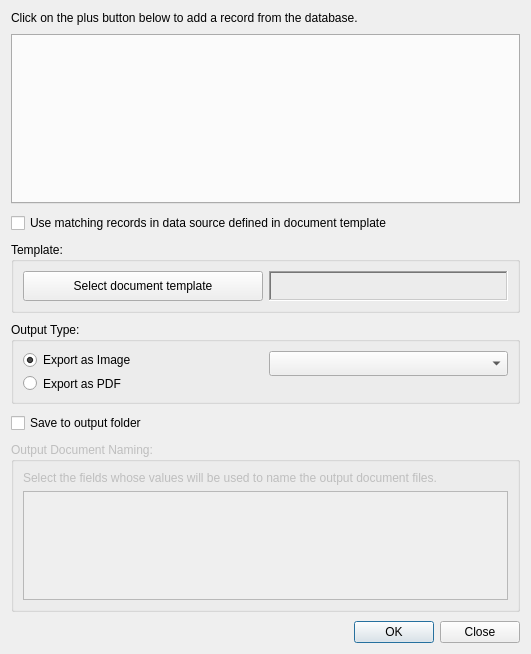
First picture: the form in ui/ui_doc_generator.ui, repository gltn/stdm, before the edit.
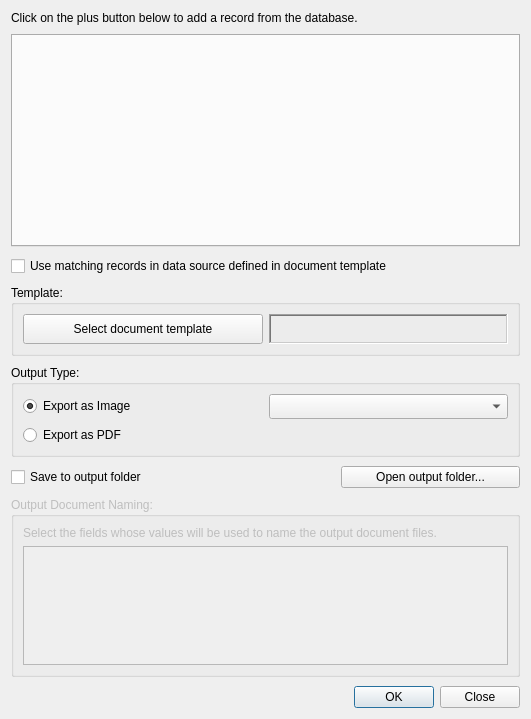
Second picture: the form after the edit. Icons and pictures are not drawn. Custom widgets are drawn as their Qt base class.

Commit message: Fixed issues related to attribute table (losing property settings after saving template, erratic minidump when you move attribute table without setting references table). Added an output folder browse button in the document generator

Diff of the .ui file:
```diff
--- a/ui/ui_doc_generator.ui
+++ b/ui/ui_doc_generator.ui
@@ -7,7 +7,7 @@
     <x>0</x>
     <y>0</y>
     <width>531</width>
-    <height>654</height>
+    <height>719</height>
    </rect>
   </property>
   <property name="windowTitle">
@@ -17,80 +17,6 @@
    <property name="verticalSpacing">
     <number>9</number>
    </property>
-   <item row="9" column="0">
-    <widget class="QDialogButtonBox" name="buttonBox">
-     <property name="orientation">
-      <enum>Qt::Horizontal</enum>
-     </property>
-     <property name="standardButtons">
-      <set>QDialogButtonBox::Close|QDialogButtonBox::Ok</set>
-     </property>
-    </widget>
-   </item>
-   <item row="1" column="0">
-    <widget class="QLabel" name="label">
-     <property name="maximumSize">
-      <size>
-       <width>16777215</width>
-       <height>25</height>
-      </size>
-     </property>
-     <property name="text">
-      <string>&lt;html&gt;&lt;head/&gt;&lt;body&gt;&lt;p&gt;Click on the plus button below to add a record from the database.&lt;/p&gt;&lt;/body&gt;&lt;/html&gt;</string>
-     </property>
-     <property name="wordWrap">
-      <bool>true</bool>
-     </property>
-    </widget>
-   </item>
-   <item row="2" column="0">
-    <widget class="QTabWidget" name="tabWidget">
-     <property name="minimumSize">
-      <size>
-       <width>0</width>
-       <height>170</height>
-      </size>
-     </property>
-     <property name="currentIndex">
-      <number>-1</number>
-     </property>
-    </widget>
-   </item>
-   <item row="0" column="0">
-    <layout class="QVBoxLayout" name="vlNotification"/>
-   </item>
-   <item row="7" column="0">
-    <widget class="QGroupBox" name="gbDocNaming">
-     <property name="enabled">
-      <bool>false</bool>
-     </property>
-     <property name="maximumSize">
-      <size>
-       <width>16777215</width>
-       <height>180</height>
-      </size>
-     </property>
-     <property name="title">
-      <string>Output Document Naming:</string>
-     </property>
-     <layout class="QGridLayout" name="gridLayout_3">
-      <item row="1" column="0">
-       <widget class="ModelAtrributesView" name="lstDocNaming">
-        <property name="editTriggers">
-         <set>QAbstractItemView::NoEditTriggers</set>
-        </property>
-       </widget>
-      </item>
-      <item row="0" column="0">
-       <widget class="QLabel" name="label_2">
-        <property name="text">
-         <string>Select the fields whose values will be used to name the output document files.</string>
-        </property>
-       </widget>
-      </item>
-     </layout>
-    </widget>
-   </item>
    <item row="5" column="0">
     <widget class="QGroupBox" name="groupBox_2">
      <property name="minimumSize">
@@ -133,10 +59,84 @@
      </layout>
     </widget>
    </item>
-   <item row="6" column="0">
-    <widget class="QCheckBox" name="chkUseOutputFolder">
+   <item row="8" column="0">
+    <widget class="QGroupBox" name="gbDocNaming">
+     <property name="enabled">
+      <bool>false</bool>
+     </property>
+     <property name="maximumSize">
+      <size>
+       <width>16777215</width>
+       <height>180</height>
+      </size>
+     </property>
+     <property name="title">
+      <string>Output Document Naming:</string>
+     </property>
+     <layout class="QGridLayout" name="gridLayout_3">
+      <item row="1" column="0">
+       <widget class="ModelAtrributesView" name="lstDocNaming">
+        <property name="editTriggers">
+         <set>QAbstractItemView::NoEditTriggers</set>
+        </property>
+       </widget>
+      </item>
+      <item row="0" column="0">
+       <widget class="QLabel" name="label_2">
+        <property name="text">
+         <string>Select the fields whose values will be used to name the output document files.</string>
+        </property>
+       </widget>
+      </item>
+     </layout>
+    </widget>
+   </item>
+   <item row="2" column="0">
+    <widget class="QTabWidget" name="tabWidget">
+     <property name="minimumSize">
+      <size>
+       <width>0</width>
+       <height>170</height>
+      </size>
+     </property>
+     <property name="currentIndex">
+      <number>-1</number>
+     </property>
+    </widget>
+   </item>
+   <item row="3" column="0">
+    <widget class="QCheckBox" name="chk_template_datasource">
      <property name="text">
-      <string>Save to output folder</string>
+      <string>Use matching records in data source defined in document template</string>
+     </property>
+    </widget>
+   </item>
+   <item row="0" column="0">
+    <layout class="QVBoxLayout" name="vlNotification"/>
+   </item>
+   <item row="10" column="0">
+    <widget class="QDialogButtonBox" name="buttonBox">
+     <property name="orientation">
+      <enum>Qt::Horizontal</enum>
+     </property>
+     <property name="standardButtons">
+      <set>QDialogButtonBox::Close|QDialogButtonBox::Ok</set>
+     </property>
+    </widget>
+   </item>
+   <item row="1" column="0">
+    <widget class="QLabel" name="label">
+     <property name="maximumSize">
+      <size>
+       <width>16777215</width>
+       <height>25</height>
+      </size>
+     </property>
+     <property name="text">
+      <string>&lt;html&gt;&lt;head/&gt;&lt;body&gt;&lt;p&gt;Click on the plus button below to add a record from the database.&lt;/p&gt;&lt;/body&gt;&lt;/html&gt;</string>
+     </property>
+     <property name="wordWrap">
+      <bool>true</bool>
      </property>
     </widget>
    </item>
@@ -200,12 +200,39 @@
      </layout>
     </widget>
    </item>
-   <item row="3" column="0">
-    <widget class="QCheckBox" name="chk_template_datasource">
-     <property name="text">
-      <string>Use matching records in data source defined in document template</string>
-     </property>
-    </widget>
+   <item row="6" column="0">
+    <layout class="QHBoxLayout" name="horizontalLayout">
+     <item>
+      <widget class="QCheckBox" name="chkUseOutputFolder">
+       <property name="text">
+        <string>Save to output folder</string>
+       </property>
+      </widget>
+     </item>
+     <item>
+      <spacer name="horizontalSpacer">
+       <property name="orientation">
+        <enum>Qt::Horizontal</enum>
+       </property>
+       <property name="sizeType">
+        <enum>QSizePolicy::Fixed</enum>
+       </property>
+       <property name="sizeHint" stdset="0">
+        <size>
+         <width>150</width>
+         <height>20</height>
+        </size>
+       </property>
+      </spacer>
+     </item>
+     <item>
+      <widget class="QPushButton" name="btnShowOutputFolder">
+       <property name="text">
+        <string>Open output folder...</string>
+       </property>
+      </widget>
+     </item>
+    </layout>
    </item>
   </layout>
  </widget>
```
The commit also changes 8 other files.
